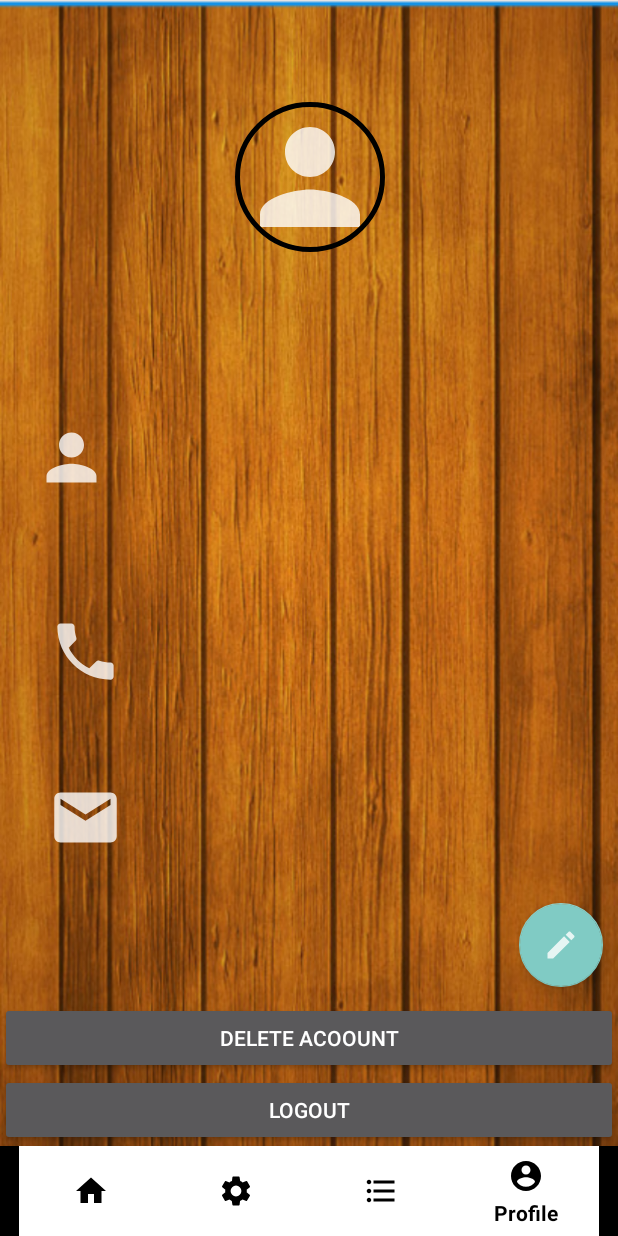
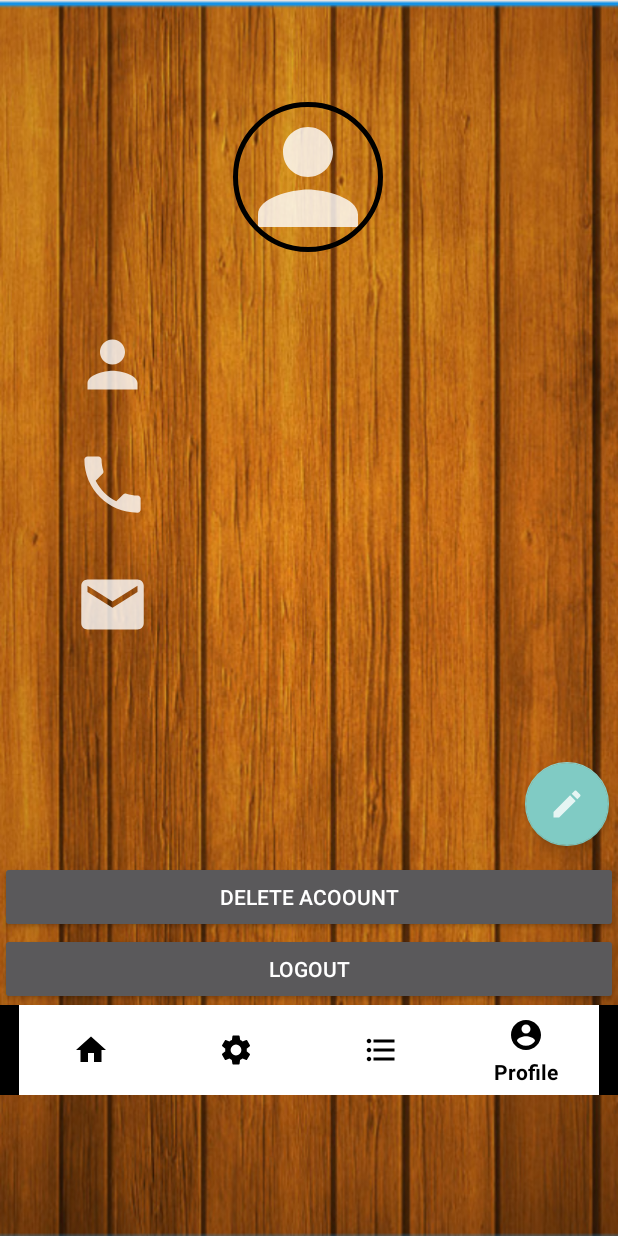
Before and after one commit to AP-Elektronica-ICT/intprojectrepo-thermo-team, an Android app: the Profile screen opened directly, with no data from a screen before it, on a phone screen of 412 x 824 dp. Run offline under Robolectric (Android 15) with nearby library versions, the phone set to English and light mode, and no system bars; our stand-ins replace CircleImageView, Firebase (no records; nobody signed in at launch, a user with empty details on screens opened directly), Picasso; libraries missing offline, so code that uses them is left out: io.alterac.blurkit; plain views replace BlurLayout; Roboto replaces fonts that are not available here; 7 statements that could not run were skipped.

Commit message:
fixed whatever ik ook had gedaan om het na de klote te doen

```diff
--- a/thermo-sauna/app/src/main/res/layout/activity_profile.xml
+++ b/thermo-sauna/app/src/main/res/layout/activity_profile.xml
@@ -7,16 +7,20 @@
     tools:context=".Profile"
     android:background="@drawable/background">
 
-    <androidx.constraintlayout.widget.ConstraintLayout
+    <LinearLayout
         android:layout_width="match_parent"
         android:layout_height="match_parent"
-        android:orientation="vertical"
-        android:layout_alignParentBottom="true"
-        android:layout_centerInParent="true">
+        android:layout_centerHorizontal="true"
+        android:layout_centerVertical="true"
+        android:orientation="vertical">
+
+        <LinearLayout
+            android:layout_width="wrap_content"
+            android:layout_height="wrap_content"
+            >
 
 
         <de.hdodenhof.circleimageview.CircleImageView
-            xmlns:app="http://schemas.android.com/apk/res-auto"
             android:id="@+id/Profilepic"
             android:layout_width="100dp"
             android:layout_height="100dp"
@@ -26,24 +30,22 @@
             android:layout_marginStart="155dp"
             android:layout_marginTop="68dp"
             android:layout_marginEnd="155dp"
-            app:layout_constraintEnd_toEndOf="parent"
-            app:layout_constraintHorizontal_bias="1.0"
-            app:layout_constraintStart_toStartOf="parent"
-            app:layout_constraintTop_toTopOf="parent"/>
+                                    />
+
+        </LinearLayout>
+
+        <LinearLayout
+            android:layout_width="wrap_content"
+            android:layout_height="wrap_content"
+            android:orientation="horizontal"
+            android:layout_marginTop="50dp">
 
         <ImageView
             android:id="@+id/usernameIcon"
             android:layout_width="50dp"
             android:layout_height="50dp"
-            android:layout_marginStart="32dp"
-            android:layout_marginTop="32dp"
-            android:layout_marginEnd="349dp"
             android:src="@drawable/ic_user_name"
-            app:layout_constraintBottom_toTopOf="@+id/phoneIcon"
-            app:layout_constraintEnd_toEndOf="parent"
-            app:layout_constraintStart_toStartOf="parent"
-            app:layout_constraintTop_toBottomOf="@+id/Profilepic" />
-
+            android:layout_marginStart="50dp" />
 
 
         <io.alterac.blurkit.BlurLayout
@@ -57,23 +59,30 @@
                 android:id="@+id/username_Textview"
                 android:layout_width="wrap_content"
                 android:layout_height="wrap_content"
-                android:layout_marginStart="24dp"
+                android:layout_marginStart="16dp"
+                android:layout_marginTop="10dp"
                 android:textColor="@color/black"
-                android:textSize="16dp"
+                android:textSize="16sp"
                 app:layout_constraintBottom_toBottomOf="@+id/usernameIcon"
                 app:layout_constraintStart_toEndOf="@+id/usernameIcon" />
         </io.alterac.blurkit.BlurLayout>
+
+        </LinearLayout>
+
+        <LinearLayout
+            android:layout_width="wrap_content"
+            android:layout_height="wrap_content"
+            android:orientation="horizontal"
+            android:layout_marginTop="30dp">
 
         <ImageView
             android:id="@+id/phoneIcon"
             android:layout_width="50dp"
             android:layout_height="50dp"
-            android:layout_marginStart="32dp"
-            android:layout_marginTop="32dp"
+            android:layout_marginStart="50dp"
             android:src="@drawable/ic_user_phone"
-            app:layout_constraintBottom_toTopOf="@+id/ButtonDelete"
-            app:layout_constraintStart_toStartOf="parent"
-            app:layout_constraintTop_toBottomOf="@+id/Profilepic" />
+            android:contentDescription="@string/phoneicon"
+            />
 
         <io.alterac.blurkit.BlurLayout
             android:id="@+id/blurLayoutPhone"
@@ -87,29 +96,30 @@
                 android:id="@+id/phonenumber_Textview"
                 android:layout_width="wrap_content"
                 android:layout_height="wrap_content"
-                android:layout_marginStart="24dp"
-                android:layout_marginBottom="16dp"
+                android:layout_marginStart="16dp"
+                android:layout_marginTop="10dp"
                 android:textColor="@color/black"
-                android:textSize="16dp"
+                android:textSize="16sp"
                 app:layout_constraintBottom_toBottomOf="@+id/phoneIcon"
                 app:layout_constraintStart_toEndOf="@+id/phoneIcon" />
         </io.alterac.blurkit.BlurLayout>
 
+        </LinearLayout>
 
 
+        <LinearLayout
+            android:layout_width="wrap_content"
+            android:layout_height="wrap_content"
+            android:orientation="horizontal"
+            android:layout_marginTop="30dp">
         <ImageView
             android:id="@+id/mailIcon"
             android:layout_width="50dp"
             android:layout_height="50dp"
-            android:layout_marginStart="32dp"
-            android:layout_marginTop="32dp"
             android:src="@drawable/ic_user_mail"
-            app:layout_constraintBottom_toTopOf="@+id/ButtonDelete"
-            app:layout_constraintEnd_toEndOf="parent"
-            app:layout_constraintHorizontal_bias="0.0"
-            app:layout_constraintStart_toStartOf="parent"
-            app:layout_constraintTop_toBottomOf="@+id/Profilepic"
-            app:layout_constraintVertical_bias="0.766" />
+            android:layout_marginStart="50dp"
+            android:contentDescription="@string/mailicon"
+            />
 
         <io.alterac.blurkit.BlurLayout
             android:id="@+id/blurLayoutEmail"
@@ -124,23 +134,30 @@
                 android:layout_width="wrap_content"
                 android:layout_height="wrap_content"
                 android:layout_marginStart="16dp"
-                android:layout_marginBottom="16dp"
+                android:layout_marginTop="10dp"
                 android:textColor="@color/black"
-                android:textSize="16dp"
+                android:textSize="16sp"
                 app:layout_constraintBottom_toBottomOf="@+id/mailIcon"
                 app:layout_constraintStart_toEndOf="@+id/mailIcon" />
         </io.alterac.blurkit.BlurLayout>
+        </LinearLayout>
 
 
-        <com.google.android.material.floatingactionbutton.FloatingActionButton
-            android:id="@+id/fab"
-            android:layout_width="wrap_content"
+        <LinearLayout
+            android:layout_width="match_parent"
             android:layout_height="wrap_content"
-            android:layout_margin="10dp"
-            android:src="@drawable/ic_edit"
-            app:layout_constraintBottom_toTopOf="@+id/ButtonDelete"
-            app:layout_constraintEnd_toEndOf="parent" />
+            android:orientation="vertical"
+            android:layout_marginTop="80dp">
 
+            <com.google.android.material.floatingactionbutton.FloatingActionButton
+                android:id="@+id/fab"
+                android:layout_width="wrap_content"
+                android:layout_height="wrap_content"
+                android:layout_marginLeft="350dp"
+                android:layout_marginBottom="10dp"
+                android:src="@drawable/ic_edit"
+                app:layout_constraintBottom_toTopOf="@+id/ButtonDelete"
+                app:layout_constraintEnd_toEndOf="parent" />
 
         <Button
             android:id="@+id/ButtonDelete"
@@ -165,11 +182,10 @@
             app:itemBackground="@color/White"
             app:itemIconTint="@drawable/selector"
             app:itemTextColor="@drawable/selector"
-            app:layout_constraintBottom_toBottomOf="parent"
+            app:menu="@menu/menu_navigation" />
+        </LinearLayout>
 
-            app:menu="@menu/menu_navigation" />
+    </LinearLayout>
 
 
-    </androidx.constraintlayout.widget.ConstraintLayout>
-
 </RelativeLayout>
--- a/thermo-sauna/app/src/main/res/values/strings.xml
+++ b/thermo-sauna/app/src/main/res/values/strings.xml
@@ -25,4 +25,6 @@
     <string name="send_e_mail">Send E-mail</string>
     <string name="delete_acoount">Delete Acoount</string>
     <string name="edit">EDIT</string>
+    <string name="phoneicon">phoneicon</string>
+    <string name="mailicon">mailicon</string>
 </resources>
```
Also changed, not shown: 156 other files.
